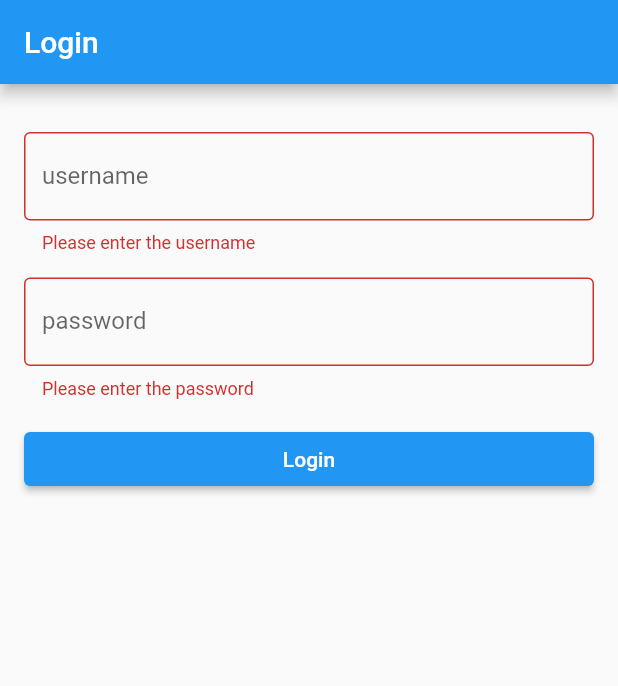
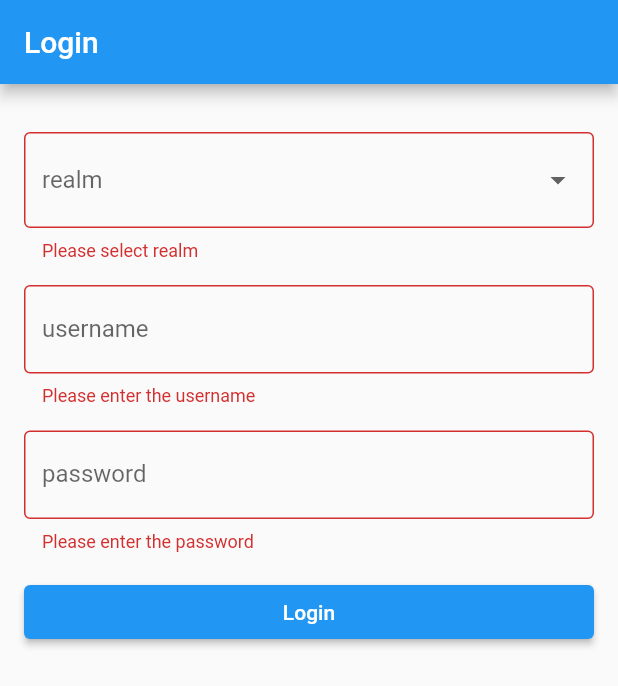
Before and after one commit to CsSzegleti/haccp_mobile, a Flutter app: the screen it shows after launch, after a tap on "Login", on a phone screen of 412 x 824 dp. Shown: the top 686 px of the screen. Run offline on Flutter 3.47's test engine with Material 2 defaults, Android fonts, the phone set to English and light mode, and no system bars; our stand-ins replace multi_select_flutter; missing offline and left inert: multiselect, multiselect_formfield.

Commit message:
reams selection

```diff
--- a/lib/screens/loging_page.dart
+++ b/lib/screens/loging_page.dart
@@ -1,6 +1,7 @@
 import 'package:flutter/material.dart';
 import 'package:haccp_mobile/screens/list_storages.dart';
 import 'package:haccp_mobile/service/keycloak_service/keycloak_service.dart';
+import 'package:haccp_mobile/util/env.dart';
 
 class LoginPage extends StatefulWidget {
   static const routeName = "/login";
@@ -14,6 +15,8 @@ class LoginPage extends StatefulWidget {
 class _LoginPageState extends State<LoginPage> {
   KeycloakService keycloakService = KeycloakService.instance;
   final _formKey = GlobalKey<FormState>();
+
+  String? _currentRealm;
 
   String? _userName;
   String? _password;
@@ -29,6 +32,30 @@ class _LoginPageState extends State<LoginPage> {
                 child: Column(
                   crossAxisAlignment: CrossAxisAlignment.stretch,
                   children: [
+                    const SizedBox(height: 16),
+                    DropdownButtonFormField<String>(
+                        decoration: const InputDecoration(
+                          labelText: 'realm',
+                          border: OutlineInputBorder(),
+                        ),
+                        value: _currentRealm,
+                        items: Environment.KEYCLOAK_REALMS.map((item) {
+                          return DropdownMenuItem<String>(
+                            value: item,
+                            child: Text(item),
+                          );
+                        }).toList(),
+                        validator: (value) {
+                          if (value == null || value.isEmpty) {
+                            return 'Please select realm';
+                          }
+                          return null;
+                        },
+                        onChanged: (value) {
+                          setState(() {
+                            _currentRealm = value;
+                          });
+                        }),
                     const SizedBox(height: 16),
                     TextFormField(
                       initialValue: _userName,
@@ -71,6 +98,7 @@ class _LoginPageState extends State<LoginPage> {
                           _formKey.currentState!.save();
 
                           try {
+                            Environment.KEYCLOAK_REALM = _currentRealm;
                             await keycloakService.login(_userName!, _password!);
                           } catch (e) {
                             ScaffoldMessenger.of(context).showSnackBar(
--- a/lib/util/env.dart
+++ b/lib/util/env.dart
@@ -2,5 +2,6 @@ class Environment {
   static const String MENU_API_BASE_URL = 'http://devtenant1:8081';
   static const String INVENTORY_API_BASE_URL = 'http://devtenant1:8080';
   static const String KEYCLOAK_BASE_URL = 'http://haccp-iam:6080';
-  static String KEYCLOAK_REALM = 'devtenant1';
+  static const List<String> KEYCLOAK_REALMS = ['devtenant1', 'devtenant2'];
+  static String? KEYCLOAK_REALM;
 }
```
